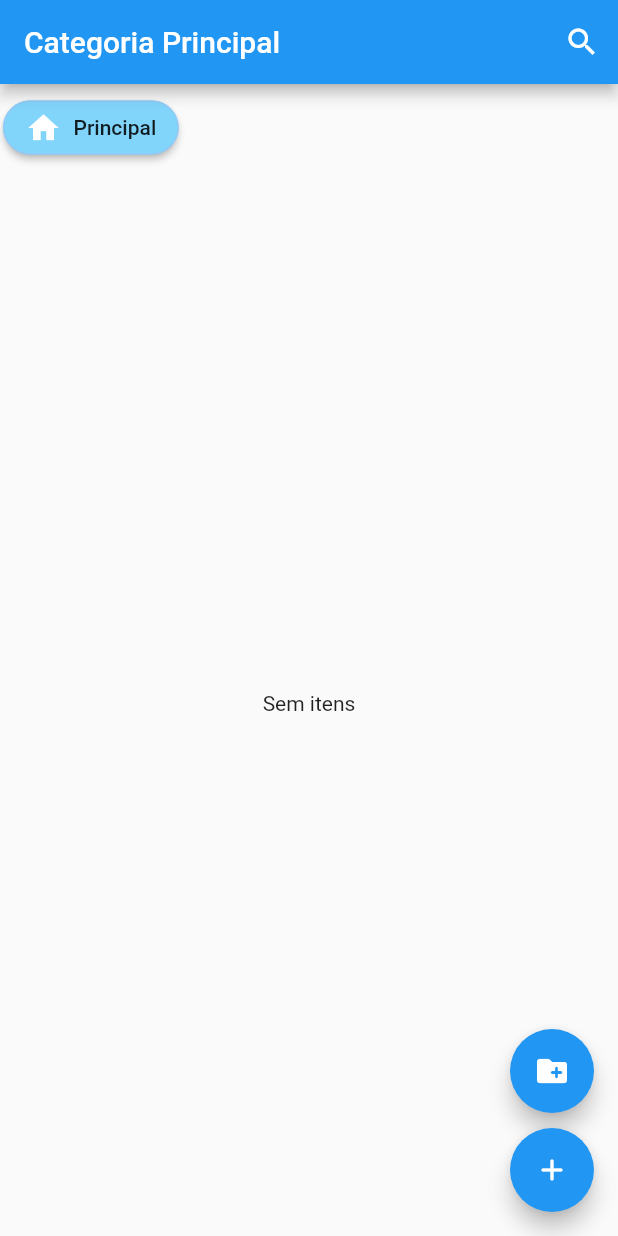
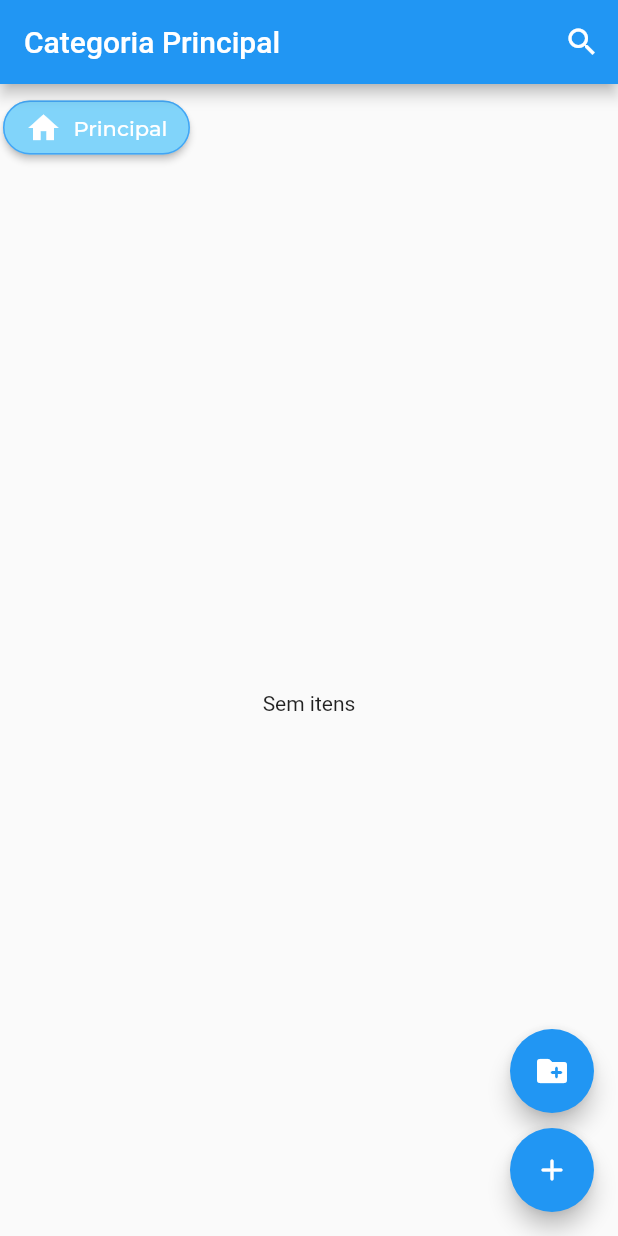
Before and after one commit to josebraz/inventary, a Flutter app: the screen it shows after launch, on a phone screen of 412 x 824 dp. Run offline on Flutter 3.47's test engine with Material 2 defaults, Android fonts, the phone set to English and light mode, and no system bars; our stand-ins replace camera, flutter_bloc, sqflite; accounts and stored records are empty; Roboto replaces fonts that are missing (PTSans); project files that could hold a hidden picture were left out.

Commit message:
Melhoria visual do header na lista de itens e adição de da fonte Montserrat

```diff
--- a/lib/view/ItemsList.dart
+++ b/lib/view/ItemsList.dart
@@ -1,4 +1,5 @@
 import 'dart:async';
+import 'dart:ui';
 
 import 'package:flutter/gestures.dart';
 import 'package:flutter/material.dart';
@@ -280,6 +281,7 @@ class _ItemsListState extends State<ItemsList> {
   }
 
   Widget _buildHeader() {
+    final blueNoSelected = Colors.blue.shade400;
     return SingleChildScrollView(
       reverse: true,
       scrollDirection: Axis.horizontal,
@@ -293,12 +295,14 @@ class _ItemsListState extends State<ItemsList> {
             child: GestureDetector(
               child: ElevatedButton.icon(
                 icon: (parent.isRoot)
-                    ? Icon(Icons.home, color: (parent.id == _currentParent.id) ? Colors.white : Colors.grey)
-                    : parent.getIcon((parent.id == _currentParent.id) ? Colors.white : Colors.grey),
+                    ? Icon(Icons.home, color: (parent.id == _currentParent.id) ? Colors.white : blueNoSelected)
+                    : parent.getIcon((parent.id == _currentParent.id) ? Colors.white : blueNoSelected),
                 label: Text(
                   "${parent.name}",
                   style: TextStyle(
-                    color: Colors.black87,
+                    fontFamily: "Montserrat",
+                    fontWeight: FontWeight.w500,
+                    color: (parent.id == _currentParent.id) ? Colors.white : blueNoSelected,
                   ),
                 ),
                 style: ButtonStyle(
@@ -307,7 +311,7 @@ class _ItemsListState extends State<ItemsList> {
                   shape: MaterialStateProperty.all<RoundedRectangleBorder>(
                     RoundedRectangleBorder(
                       borderRadius: BorderRadius.circular(18.0),
-                      side: BorderSide(color: Colors.blue.shade200),
+                      side: BorderSide(color: blueNoSelected),
                     ),
                   ),
                 ),
```
Also changed, not shown: pubspec.yaml (+43 -34 lines), fonts/Montserrat-Bold.ttf (added), fonts/Montserrat-BoldItalic.ttf (added), fonts/Montserrat-ExtraBold.ttf (added), fonts/Montserrat-ExtraBoldItalic.ttf (added), fonts/Montserrat-ExtraLight.ttf (added), fonts/Montserrat-ExtraLightItalic.ttf (added), fonts/Montserrat-Italic.ttf (added), fonts/Montserrat-Light.ttf (added), fonts/Montserrat-LightItalic.ttf (added), fonts/Montserrat-Medium.ttf (added), fonts/Montserrat-MediumItalic.ttf (added), fonts/Montserrat-Regular.ttf (added), fonts/Montserrat-SemiBold.ttf (added), 3 more files.
